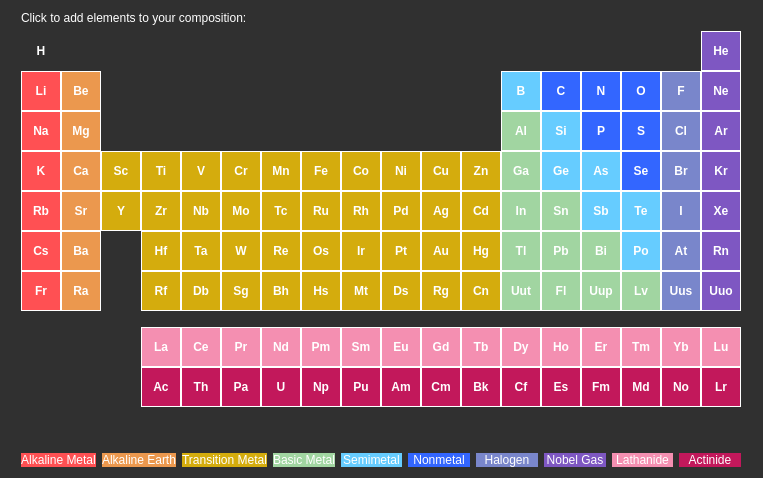
This is app/dialogs/frames/periodic_table_scene.ui in jnicoleoliveira/SPECData as Qt 5 draws it before an edit. The edited form follows.
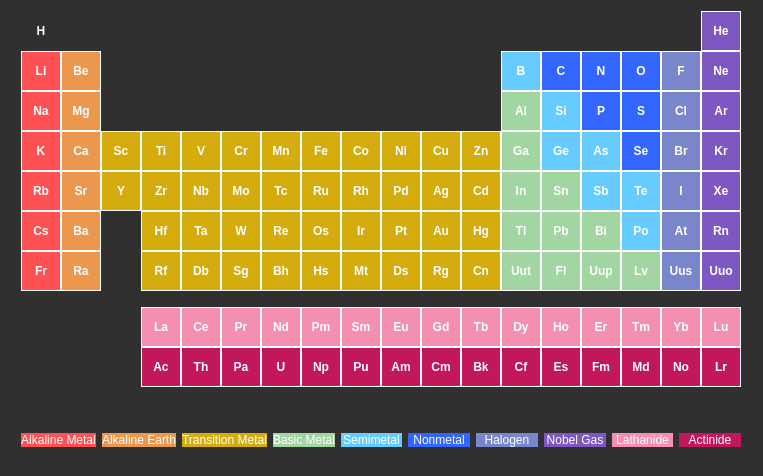
This is the edited form.

Commit message: - completed composition_selector dialog - import_file_verification incorporates composition_selector dialog to write text to composition_txt element - made appropriate changes to import_file_verification to reflect new functionality

What changed in the file:
```diff
--- a/app/dialogs/frames/periodic_table_scene.ui
+++ b/app/dialogs/frames/periodic_table_scene.ui
@@ -19,7 +19,7 @@
 color: rgb(255, 255, 255);</string>
   </property>
   <layout class="QGridLayout" name="gridLayout_3">
-   <item row="1" column="0">
+   <item row="0" column="0">
     <layout class="QGridLayout" name="periodic_grid_1">
      <property name="sizeConstraint">
       <enum>QLayout::SetFixedSize</enum>
@@ -4073,7 +4073,7 @@
      </item>
     </layout>
    </item>
-   <item row="3" column="0">
+   <item row="2" column="0">
     <layout class="QGridLayout" name="periodic_grid_2">
      <property name="leftMargin">
       <number>120</number>
@@ -5466,7 +5466,7 @@
      </item>
     </layout>
    </item>
-   <item row="2" column="0">
+   <item row="1" column="0">
     <spacer name="verticalSpacer">
      <property name="orientation">
       <enum>Qt::Vertical</enum>
@@ -5482,7 +5482,7 @@
      </property>
     </spacer>
    </item>
-   <item row="4" column="0">
+   <item row="3" column="0">
     <spacer name="verticalSpacer_2">
      <property name="orientation">
       <enum>Qt::Vertical</enum>
@@ -5498,7 +5498,7 @@
      </property>
     </spacer>
    </item>
-   <item row="6" column="0">
+   <item row="5" column="0">
     <spacer name="verticalSpacer_3">
      <property name="orientation">
       <enum>Qt::Vertical</enum>
@@ -5511,7 +5511,7 @@
      </property>
     </spacer>
    </item>
-   <item row="5" column="0">
+   <item row="4" column="0">
     <layout class="QHBoxLayout" name="horizontalLayout">
      <item>
       <widget class="QLabel" name="label">
@@ -5695,13 +5695,6 @@
      </item>
     </layout>
    </item>
-   <item row="0" column="0">
-    <widget class="QLabel" name="label_11">
-     <property name="text">
-      <string>Click to add elements to your composition:</string>
-     </property>
-    </widget>
-   </item>
   </layout>
  </widget>
  <resources/>
```
The commit also changes 10 other files.
